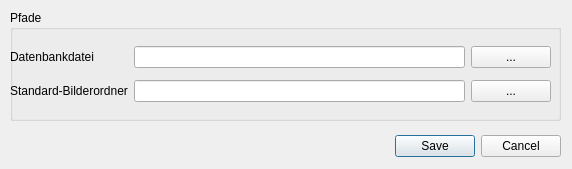
The window that src/settingsdialog.ui (oddscured/Partorium) describes before a commit, drawn with Qt 5.
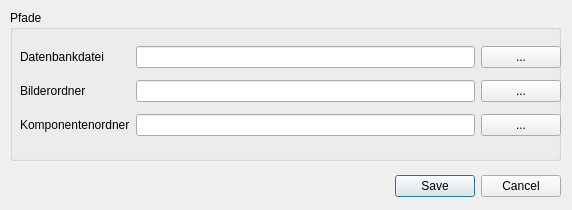
The same window after the commit.

Commit message: Changed "parts file" feature, fixed settigns dialog

```diff
--- a/src/settingsdialog.ui
+++ b/src/settingsdialog.ui
@@ -7,7 +7,7 @@
     <x>0</x>
     <y>0</y>
     <width>572</width>
-    <height>169</height>
+    <height>210</height>
    </rect>
   </property>
   <property name="windowTitle">
@@ -17,7 +17,7 @@
    <property name="geometry">
     <rect>
      <x>220</x>
-     <y>130</y>
+     <y>170</y>
      <width>341</width>
      <height>32</height>
     </rect>
@@ -35,7 +35,7 @@
      <x>10</x>
      <y>10</y>
      <width>551</width>
-     <height>111</height>
+     <height>151</height>
     </rect>
    </property>
    <property name="title">
@@ -44,10 +44,10 @@
    <widget class="QWidget" name="">
     <property name="geometry">
      <rect>
-      <x>0</x>
+      <x>10</x>
       <y>30</y>
       <width>541</width>
-      <height>68</height>
+      <height>103</height>
      </rect>
     </property>
     <layout class="QGridLayout" name="gridLayout">
@@ -71,7 +71,7 @@
      <item row="1" column="0">
       <widget class="QLabel" name="lbl_DefaultImageFolder">
        <property name="text">
-        <string>Standard-Bilderordner</string>
+        <string>Bilderordner</string>
        </property>
       </widget>
      </item>
@@ -85,6 +85,23 @@
        </property>
       </widget>
      </item>
+     <item row="2" column="0">
+      <widget class="QLabel" name="lbl_DefaultPartsFileFolder">
+       <property name="text">
+        <string>Komponentenordner</string>
+       </property>
+      </widget>
+     </item>
+     <item row="2" column="1">
+      <widget class="QLineEdit" name="edt_DefaultPartsFilesFolder"/>
+     </item>
+     <item row="2" column="2">
+      <widget class="QPushButton" name="btn_ChooseDefaultPartsFilesFolder">
+       <property name="text">
+        <string>...</string>
+       </property>
+      </widget>
+     </item>
     </layout>
    </widget>
   </widget>
```
The commit also changes 5 other files.
